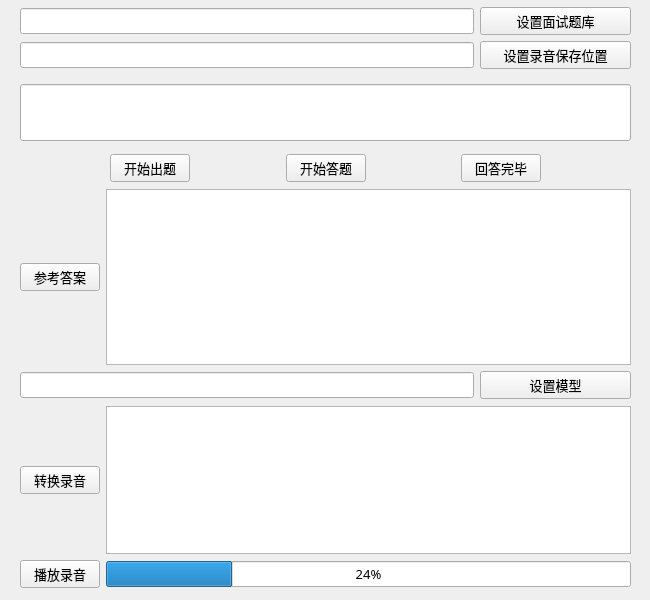
Before: the Qt Designer form src/Gui/InterviewAssistantGui.ui in cestbonsuliu/InterviewAssistant, drawn with Qt 5.
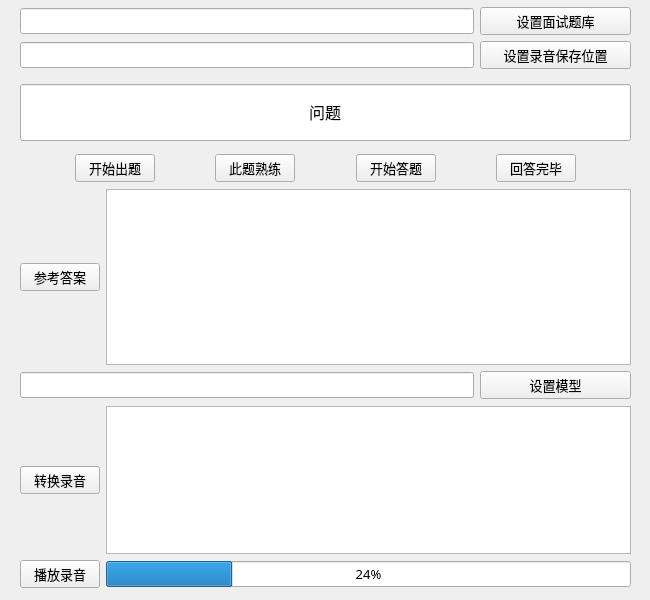
After: the same form once the commit is applied.

What changed in the file:
```diff
--- a/src/Gui/InterviewAssistantGui.ui
+++ b/src/Gui/InterviewAssistantGui.ui
@@ -29,6 +29,9 @@
       <pointsize>12</pointsize>
      </font>
     </property>
+    <property name="text">
+     <string>问题</string>
+    </property>
     <property name="alignment">
      <set>Qt::AlignCenter</set>
     </property>
@@ -138,6 +141,32 @@
        </property>
       </widget>
      </item>
+     <item>
+      <spacer name="horizontalSpacer_5">
+       <property name="orientation">
+        <enum>Qt::Horizontal</enum>
+       </property>
+       <property name="sizeHint" stdset="0">
+        <size>
+         <width>40</width>
+         <height>20</height>
+        </size>
+       </property>
+      </spacer>
+     </item>
+     <item>
+      <widget class="QPushButton" name="pushButton_11">
+       <property name="font">
+        <font>
+         <family>微软雅黑</family>
+         <pointsize>10</pointsize>
+        </font>
+       </property>
+       <property name="text">
+        <string>此题熟练</string>
+       </property>
+      </widget>
+     </item>
      <item>
       <spacer name="horizontalSpacer">
        <property name="orientation">
```
